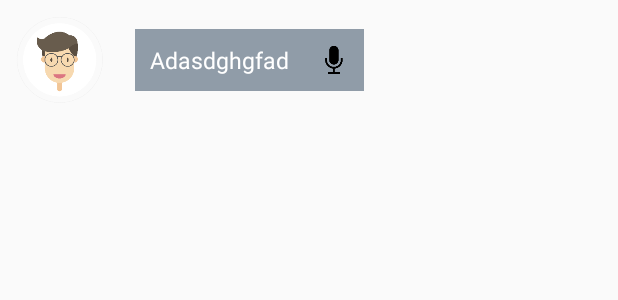
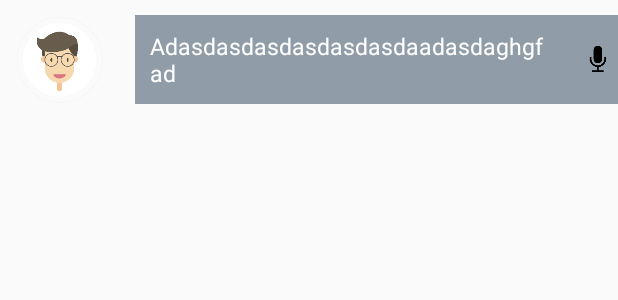
Before and after one commit to mihaiAdascalitei/AIChatBot, an Android app: the layout bot_chat.xml on its own in the app's theme, with its tools: preview values and no code run, on a phone screen of 412 x 824 dp. Shown: the top 300 px of the screen. Run offline under Robolectric (Android 15) with nearby library versions, the phone set to English and light mode, and no system bars.

Commit message:
long messages microphone view

```diff
--- a/app/src/main/res/layout/bot_chat.xml
+++ b/app/src/main/res/layout/bot_chat.xml
@@ -1,6 +1,6 @@
 <?xml version="1.0" encoding="utf-8"?>
 <RelativeLayout xmlns:android="http://schemas.android.com/apk/res/android"
-    android:layout_width="wrap_content"
+    android:layout_width="match_parent"
     android:layout_height="wrap_content">
 
     <LinearLayout
@@ -21,26 +21,28 @@
         <LinearLayout
             android:layout_width="wrap_content"
             android:layout_height="wrap_content"
+            android:layout_gravity="center"
             android:background="@drawable/rectangle_user_chat"
-            android:layout_gravity="center"
-            >
+            android:weightSum="1">
 
             <TextView
                 android:id="@+id/message"
                 android:layout_width="wrap_content"
                 android:layout_height="wrap_content"
                 android:padding="10dp"
-                android:text="Adasdghgfad"
+                android:text="Adasdasdasdasdasdasdaadasdaghgfad"
                 android:textColor="@color/white"
-                android:textSize="15sp" />
+                android:textSize="15sp"
+                android:layout_weight="0.6"/>
 
             <ImageView
                 android:id="@+id/iv_microphone"
                 android:layout_width="40dp"
                 android:layout_height="40dp"
-                android:layout_gravity="center"
+                android:layout_gravity="center|end"
                 android:padding="10dp"
-                android:src="@drawable/microphone" />
+                android:src="@drawable/microphone"
+                android:layout_weight="0.1"/>
         </LinearLayout>
 
 
--- a/app/src/main/res/layout/user_chat.xml
+++ b/app/src/main/res/layout/user_chat.xml
@@ -1,6 +1,6 @@
 <?xml version="1.0" encoding="utf-8"?>
 <RelativeLayout xmlns:android="http://schemas.android.com/apk/res/android"
-    android:layout_width="wrap_content"
+    android:layout_width="match_parent"
     android:layout_height="wrap_content">
 
     <LinearLayout
```
